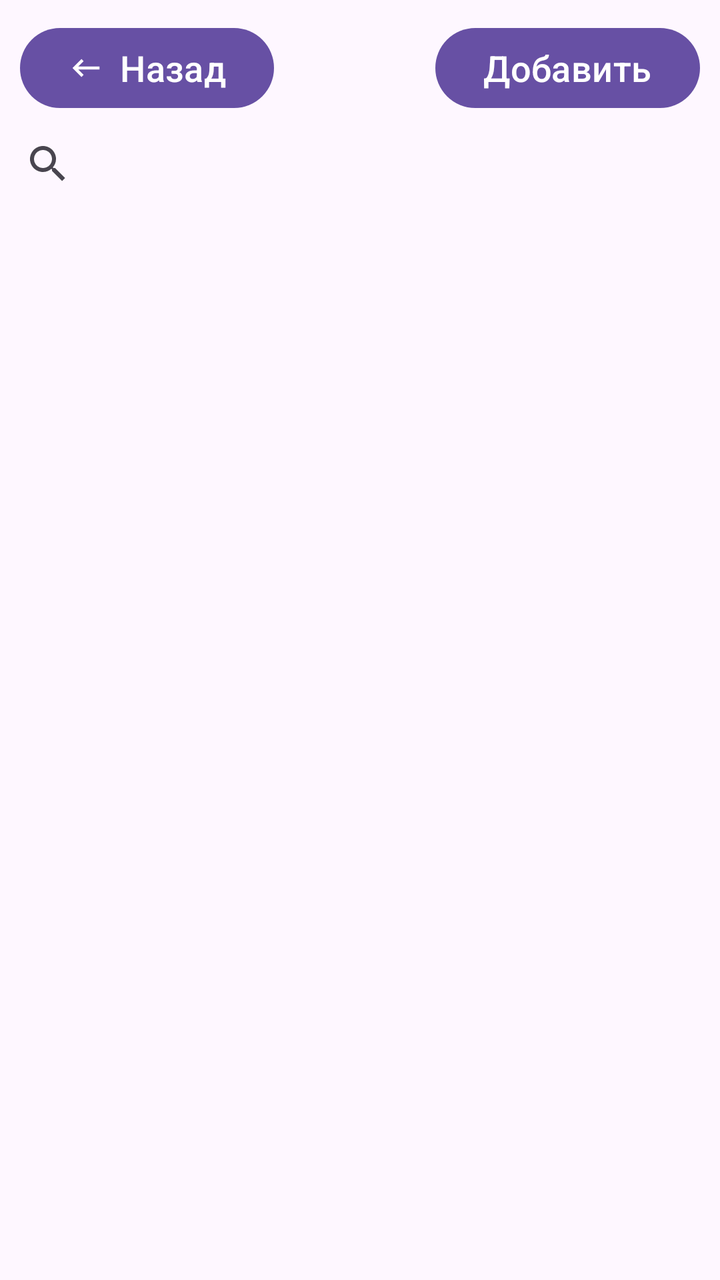
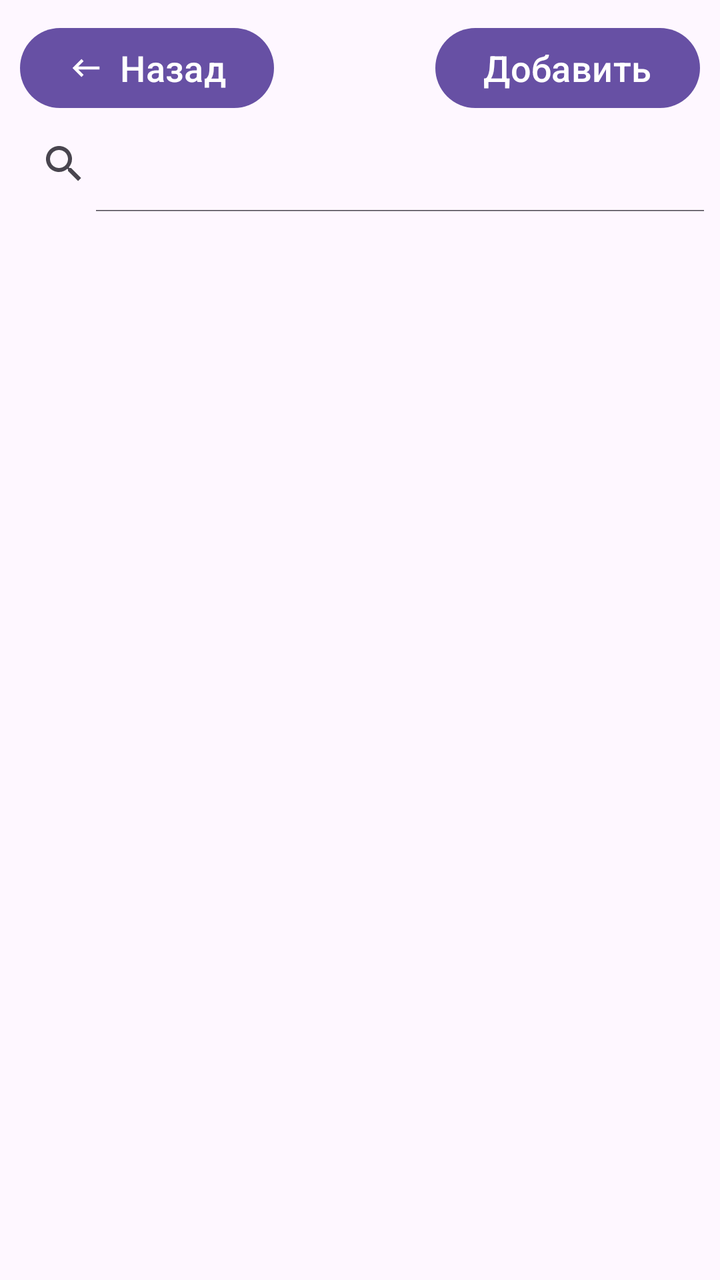

The first picture is an Android layout as it rendered before a commit; the second is the same layout after the commit. The layout source and the unified diff follow.
<!-- AndroidManifest.xml: application theme Base.Theme.TestMapKit -->
<!-- res/layout/fragment_friends_list.xml -->
<?xml version="1.0" encoding="utf-8"?>
<androidx.constraintlayout.widget.ConstraintLayout xmlns:android="http://schemas.android.com/apk/res/android"
    xmlns:tools="http://schemas.android.com/tools"
    android:layout_width="match_parent"
    android:layout_height="match_parent"
    xmlns:app="http://schemas.android.com/apk/res-auto"
    tools:context=".fragments.setting.friend.FriendsListFragment"
    android:orientation="vertical">

    <androidx.constraintlayout.widget.ConstraintLayout
        android:id="@+id/cl_btn_friend_list"
        android:layout_width="match_parent"
        android:layout_height="wrap_content"
        app:layout_constraintEnd_toEndOf="parent"
        app:layout_constraintStart_toStartOf="parent"
        app:layout_constraintTop_toTopOf="parent"
        android:layout_margin="5dp"
        >
        <com.google.android.material.button.MaterialButton
            android:id="@+id/btn_back_friend_list"
            android:layout_width="wrap_content"
            android:layout_height="wrap_content"
            app:icon="@drawable/ic_back"
            app:layout_constraintStart_toStartOf="parent"
            app:layout_constraintTop_toTopOf="parent"
            android:layout_margin="5dp"
            android:text="Назад"
            android:textSize="18sp"/>

        <com.google.android.material.button.MaterialButton
            android:id="@+id/btn_add_friend"
            android:layout_width="wrap_content"
            android:layout_height="wrap_content"
            app:layout_constraintEnd_toEndOf="parent"
            app:layout_constraintTop_toTopOf="parent"
            android:layout_margin="5dp"
            android:text="Добавить"
            android:textSize="18sp"/>

    </androidx.constraintlayout.widget.ConstraintLayout>

    <LinearLayout
        android:id="@+id/ll_friends"
        android:layout_width="match_parent"
        android:layout_height="wrap_content"
        app:layout_constraintStart_toStartOf="parent"
        app:layout_constraintEnd_toEndOf="parent"
        app:layout_constraintTop_toBottomOf="@id/cl_btn_friend_list"
        android:orientation="vertical">

        <SearchView
            android:id="@+id/search_friend"
            android:layout_width="match_parent"
            android:layout_height="wrap_content"
            android:iconifiedByDefault="true" />

        <androidx.recyclerview.widget.RecyclerView
            android:id="@+id/rv_friend"
            android:layout_width="match_parent"
            android:layout_height="wrap_content"
            tools:listitem="@layout/item_friend"
            app:layoutManager="androidx.recyclerview.widget.LinearLayoutManager"
            />

    </LinearLayout>

    <TextView
        android:id="@+id/tv_empty_friends_list"
        android:layout_width="match_parent"
        android:layout_height="wrap_content"
        android:text="Пока нет друзей"
        android:layout_margin="15dp"
        android:textSize="@dimen/text_title"
        app:layout_constraintTop_toBottomOf="@id/cl_btn_friend_list"
        android:visibility="gone"
        />

    <ProgressBar
        android:id="@+id/pb_friends_list"
        android:layout_width="wrap_content"
        android:layout_height="wrap_content"
        android:layout_gravity="center"
        android:visibility="gone"
        app:layout_constraintBottom_toBottomOf="parent"
        app:layout_constraintEnd_toEndOf="parent"
        app:layout_constraintStart_toStartOf="parent"
        app:layout_constraintTop_toTopOf="parent" />


</androidx.constraintlayout.widget.ConstraintLayout>
<!-- res/layout/item_friend.xml (included above) -->
<?xml version="1.0" encoding="utf-8"?>
<androidx.cardview.widget.CardView xmlns:android="http://schemas.android.com/apk/res/android"
    android:layout_width="match_parent"
    android:layout_height="wrap_content"
    xmlns:app="http://schemas.android.com/apk/res-auto"
    app:cardElevation="5dp"
    app:cardCornerRadius="15dp"
    android:layout_margin="3dp">

    <LinearLayout
        android:layout_width="match_parent"
        android:layout_height="wrap_content"
        android:orientation="horizontal">

        <androidx.cardview.widget.CardView
            android:id="@+id/cv_img_friend"
            android:layout_width="wrap_content"
            android:layout_height="wrap_content"
            app:cardElevation="5dp"
            app:cardCornerRadius="180dp"

            app:layout_constraintStart_toStartOf="parent"
            app:layout_constraintTop_toTopOf="parent"
            app:layout_constraintTop_toBottomOf="@id/cl_btn_friend"
            android:layout_margin="15dp">


            <ImageView
                android:id="@+id/img_friend_list"
                android:layout_width="50dp"
                android:layout_height="50dp"
                android:src="@drawable/ic_profile"
                android:background="@color/light_blue"
                android:contentDescription="User avatar"
                />

        </androidx.cardview.widget.CardView>

        <TextView
            android:id="@+id/tv_friend_username"
            android:layout_width="match_parent"
            android:layout_height="wrap_content"
            android:layout_margin="15dp"
            android:layout_gravity="center"
            android:textSize="@dimen/text_title"
            android:text="Userame"/>

    </LinearLayout>

</androidx.cardview.widget.CardView>
<!-- resources referenced by this layout -->
<resources>
  <color name="light_blue">#CCA8D8EA</color>
  <dimen name="text_title">24sp</dimen>
  <!-- drawable ic_back (drawable) -->
  <vector xmlns:android="http://schemas.android.com/apk/res/android" android:autoMirrored="true" android:height="24dp" android:tint="#FFFFFF" android:viewportHeight="24" android:viewportWidth="24" android:width="24dp">
        
      <path android:fillColor="@android:color/white" android:pathData="M21,11H6.83l3.58,-3.59L9,6l-6,6 6,6 1.41,-1.41L6.83,13H21z"/>
      
  </vector>
  <!-- drawable ic_profile (drawable) -->
  <vector xmlns:android="http://schemas.android.com/apk/res/android" android:height="24dp" android:tint="#FFFFFF" android:viewportHeight="960" android:viewportWidth="960" android:width="24dp">
        
      <path android:fillColor="@android:color/white" android:pathData="M367,433Q320,386 320,320Q320,254 367,207Q414,160 480,160Q546,160 593,207Q640,254 640,320Q640,386 593,433Q546,480 480,480Q414,480 367,433ZM160,720L160,688Q160,654 177.5,625.5Q195,597 224,582Q286,551 350,535.5Q414,520 480,520Q546,520 610,535.5Q674,551 736,582Q765,597 782.5,625.5Q800,654 800,688L800,720Q800,753 776.5,776.5Q753,800 720,800L240,800Q207,800 183.5,776.5Q160,753 160,720ZM240,720L720,720L720,688Q720,677 714.5,668Q709,659 700,654Q646,627 591,613.5Q536,600 480,600Q424,600 369,613.5Q314,627 260,654Q251,659 245.5,668Q240,677 240,688L240,720ZM536.5,376.5Q560,353 560,320Q560,287 536.5,263.5Q513,240 480,240Q447,240 423.5,263.5Q400,287 400,320Q400,353 423.5,376.5Q447,400 480,400Q513,400 536.5,376.5ZM480,320Q480,320 480,320Q480,320 480,320Q480,320 480,320Q480,320 480,320Q480,320 480,320Q480,320 480,320Q480,320 480,320Q480,320 480,320ZM480,720L480,720Q480,720 480,720Q480,720 480,720Q480,720 480,720Q480,720 480,720Q480,720 480,720Q480,720 480,720Q480,720 480,720Q480,720 480,720L480,720Z"/>
      
  </vector>
  <style name="Base.Theme.TestMapKit" parent="Theme.Material3.DayNight.NoActionBar">
  
      </style>
</resources>

<!-- the commit's change to res/layout/fragment_friends_list.xml (unified diff, before → after) -->
@@ -5,6 +5,7 @@
     android:layout_height="match_parent"
     xmlns:app="http://schemas.android.com/apk/res-auto"
     tools:context=".fragments.setting.friend.FriendsListFragment"
+    android:contextClickable="true"
     android:orientation="vertical">
 
     <androidx.constraintlayout.widget.ConstraintLayout
@@ -52,7 +53,7 @@
             android:id="@+id/search_friend"
             android:layout_width="match_parent"
             android:layout_height="wrap_content"
-            android:iconifiedByDefault="true" />
+            android:iconifiedByDefault="false" />
 
         <androidx.recyclerview.widget.RecyclerView
             android:id="@+id/rv_friend"
